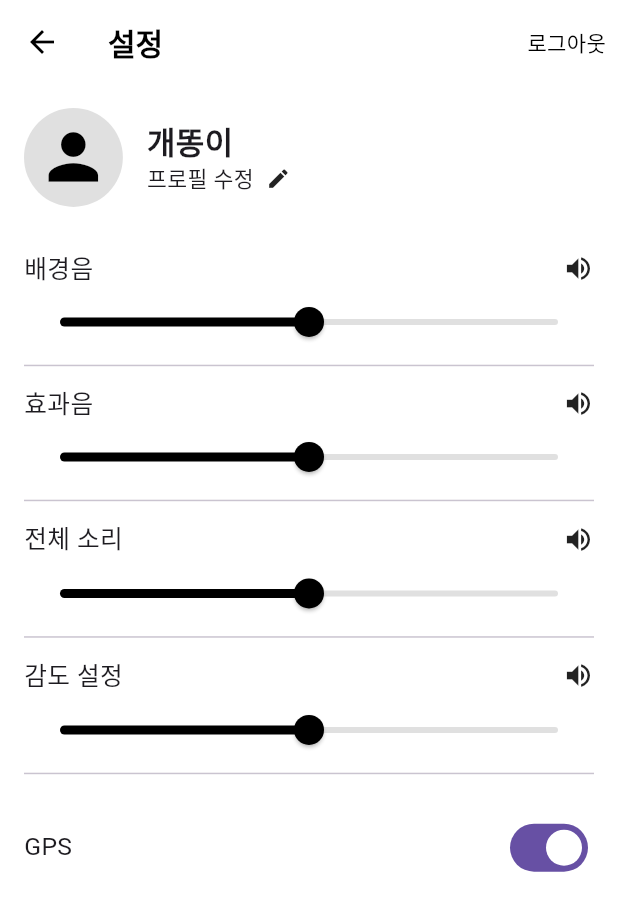
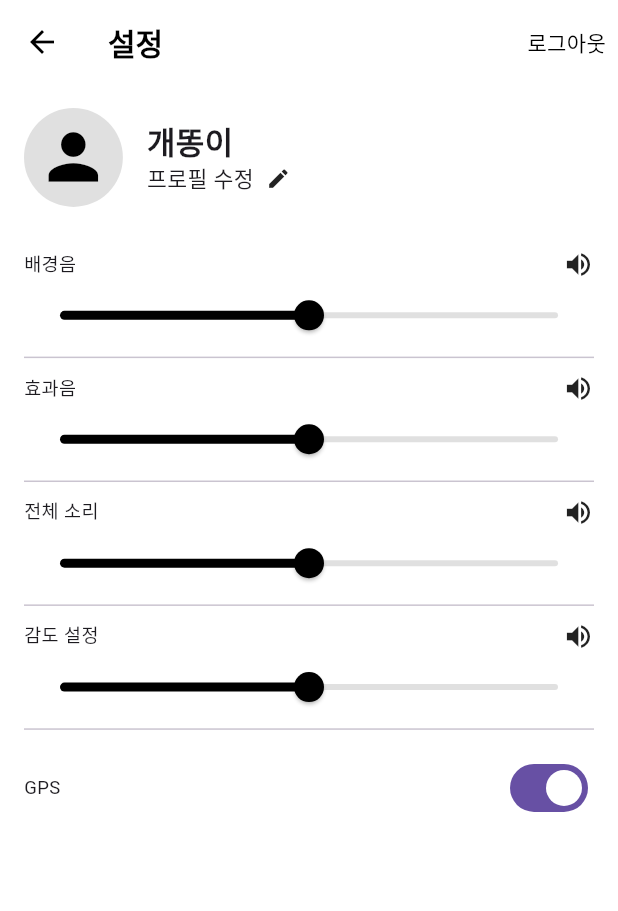
Before and after one commit to marmot8080/Soom-Charm, a Flutter app: the settingsPage screen opened directly, on a phone screen of 412 x 824 dp. Shown: the top 911 px of the screen. Run offline on Flutter 3.47's test engine with Material 3 defaults, Android fonts, the phone set to English and light mode, and no system bars; our stand-ins replace geolocator; missing offline and left inert: fftea, flame, record.

Commit message:
Reduce font size and adjust section spacing for better layout

```diff
--- a/lib/screens/settingsPage.dart
+++ b/lib/screens/settingsPage.dart
@@ -70,13 +70,13 @@ class settingsPage extends StatelessWidget {
               _buildSliderSection('효과음', size),
               _buildSliderSection('전체 소리', size),
               _buildSliderSection('감도 설정', size),
-              SizedBox(height: size.height * 0.02), // 간격을 줄임
+              SizedBox(height: size.height * 0.01), // 간격을 줄임
               // GPS 설정 섹션
               Row(
                 mainAxisAlignment: MainAxisAlignment.spaceBetween,
                 children: [
-                  Text('GPS', style: TextStyle(fontSize: size.width * 0.04)), // 텍스트 크기 줄임
-                  Switch(value: true, onChanged: (bool value) {}),
+                  Text('GPS', style: TextStyle(fontSize: size.width * 0.03)), // 텍스트 크기 줄임
+                  Switch(value: true , onChanged: (bool value) {} ),
                 ],
               ),
             ],
@@ -89,13 +89,13 @@ class settingsPage extends StatelessWidget {
   // 슬라이더 섹션 UI 빌더 함수
   Widget _buildSliderSection(String title, Size size) {
     return Padding(
-      padding: const EdgeInsets.symmetric(vertical: 4.0), // 패딩을 줄임
+      padding: const EdgeInsets.symmetric(vertical: 3.0), // 패딩을 줄임
       child: Column(
         children: [
           Row(
             mainAxisAlignment: MainAxisAlignment.spaceBetween,
             children: [
-              Text(title, style: TextStyle(fontSize: size.width * 0.04)), // 텍스트 크기 줄임
+              Text(title, style: TextStyle(fontSize: size.width * 0.03)), // 텍스트 크기 줄임
               Icon(Icons.volume_up, size: size.width * 0.05),
             ],
           ),
@@ -106,7 +106,7 @@ class settingsPage extends StatelessWidget {
             inactiveColor: Colors.grey[300],
             // 슬라이더의 크기는 기본적으로 자동으로 조정됩니다.
           ),
-          Divider(height: 10), // 구분선의 높이를 줄임
+          Divider(height: 8), // 구분선의 높이를 줄임
         ],
       ),
     );
```
